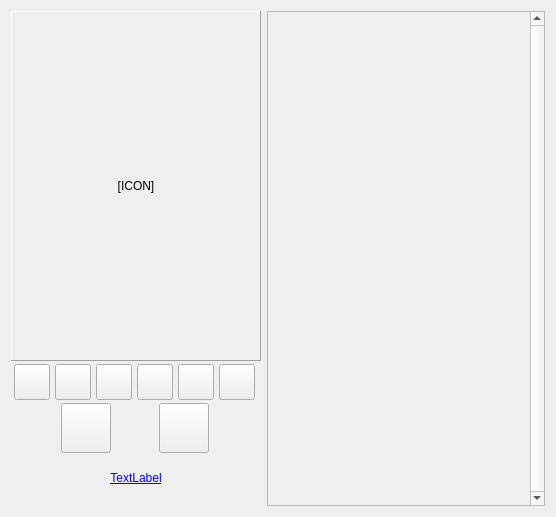
Above: DMHelper/src/charactertemplateframe.ui from mountogdengc/DMHelper before the change. Below: the same form after it.
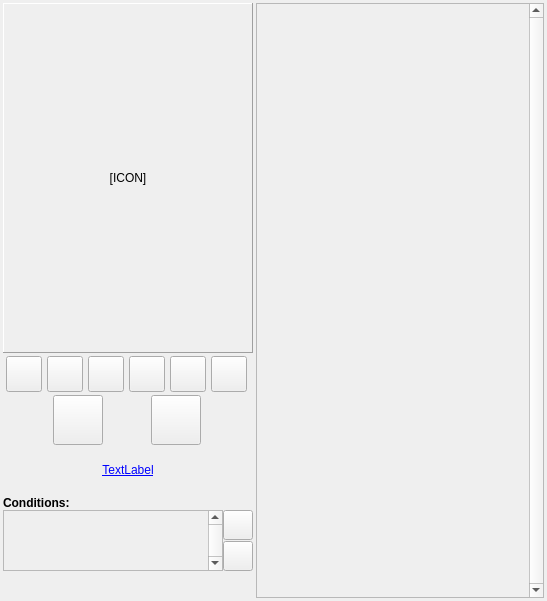
That is the form after the change. Icons and pictures are not drawn.

Commit message: Further udpates on the conditions and added it to the charactertemplateframe

```diff
--- a/DMHelper/src/charactertemplateframe.ui
+++ b/DMHelper/src/charactertemplateframe.ui
@@ -6,8 +6,8 @@
    <rect>
     <x>0</x>
     <y>0</y>
-    <width>556</width>
-    <height>517</height>
+    <width>547</width>
+    <height>601</height>
    </rect>
   </property>
   <property name="maximumSize">
@@ -19,9 +19,24 @@
   <property name="styleSheet">
    <string notr="true">background-image: url(:/img/data/parchment.jpg);</string>
   </property>
-  <layout class="QHBoxLayout" name="horizontalLayout">
+  <layout class="QHBoxLayout" name="horizontalLayout" stretch="0,1">
+   <property name="spacing">
+    <number>3</number>
+   </property>
+   <property name="leftMargin">
+    <number>3</number>
+   </property>
+   <property name="topMargin">
+    <number>3</number>
+   </property>
+   <property name="rightMargin">
+    <number>3</number>
+   </property>
+   <property name="bottomMargin">
+    <number>3</number>
+   </property>
    <item>
-    <layout class="QVBoxLayout" name="verticalLayout_4" stretch="0,0,0,0,1">
+    <layout class="QVBoxLayout" name="verticalLayout_4" stretch="0,0,0,0,0,1">
      <property name="spacing">
       <number>3</number>
      </property>
@@ -504,6 +519,161 @@
        </property>
       </widget>
      </item>
+     <item>
+      <widget class="QFrame" name="frameInfoContents">
+       <property name="frameShape">
+        <enum>QFrame::Shape::NoFrame</enum>
+       </property>
+       <property name="frameShadow">
+        <enum>QFrame::Shadow::Raised</enum>
+       </property>
+       <layout class="QVBoxLayout" name="verticalLayout_9">
+        <property name="spacing">
+         <number>0</number>
+        </property>
+        <property name="leftMargin">
+         <number>0</number>
+        </property>
+        <property name="topMargin">
+         <number>0</number>
+        </property>
+        <property name="rightMargin">
+         <number>0</number>
+        </property>
+        <property name="bottomMargin">
+         <number>0</number>
+        </property>
+        <item>
+         <widget class="QLabel" name="label_61">
+          <property name="sizePolicy">
+           <sizepolicy hsizetype="Maximum" vsizetype="Preferred">
+            <horstretch>0</horstretch>
+            <verstretch>0</verstretch>
+           </sizepolicy>
+          </property>
+          <property name="font">
+           <font>
+            <bold>true</bold>
+           </font>
+          </property>
+          <property name="text">
+           <string>Conditions:</string>
+          </property>
+          <property name="alignment">
+           <set>Qt::AlignmentFlag::AlignLeading|Qt::AlignmentFlag::AlignLeft|Qt::AlignmentFlag::AlignVCenter</set>
+          </property>
+         </widget>
+        </item>
+        <item>
+         <layout class="QHBoxLayout" name="horizontalLayout_16" stretch="1,0">
+          <property name="spacing">
+           <number>0</number>
+          </property>
+          <item>
+           <widget class="QScrollArea" name="conditionScrollArea">
+            <property name="sizePolicy">
+             <sizepolicy hsizetype="Preferred" vsizetype="Preferred">
+              <horstretch>0</horstretch>
+              <verstretch>0</verstretch>
+             </sizepolicy>
+            </property>
+            <property name="minimumSize">
+             <size>
+              <width>50</width>
+              <height>60</height>
+             </size>
+            </property>
+            <property name="verticalScrollBarPolicy">
+             <enum>Qt::ScrollBarPolicy::ScrollBarAlwaysOn</enum>
+            </property>
+            <property name="horizontalScrollBarPolicy">
+             <enum>Qt::ScrollBarPolicy::ScrollBarAlwaysOff</enum>
+            </property>
+            <property name="widgetResizable">
+             <bool>true</bool>
+            </property>
+            <widget class="QWidget" name="scrollAreaWidgetContents_2">
+             <property name="geometry">
+              <rect>
+               <x>0</x>
+               <y>0</y>
+               <width>209</width>
+               <height>69</height>
+              </rect>
+             </property>
+            </widget>
+           </widget>
+          </item>
+          <item>
+           <layout class="QVBoxLayout" name="verticalLayout_6">
+            <property name="spacing">
+             <number>1</number>
+            </property>
+            <item>
+             <widget class="QPushButton" name="btnEditConditions">
+              <property name="minimumSize">
+               <size>
+                <width>30</width>
+                <height>30</height>
+               </size>
+              </property>
+              <property name="maximumSize">
+               <size>
+                <width>30</width>
+                <height>30</height>
+               </size>
+              </property>
+              <property name="text">
+               <string/>
+              </property>
+              <property name="icon">
+               <iconset resource="resources.qrc">
+                <normaloff>:/img/data/icon_edit.png</normaloff>:/img/data/icon_edit.png</iconset>
+              </property>
+              <property name="iconSize">
+               <size>
+                <width>24</width>
+                <height>24</height>
+               </size>
+              </property>
+             </widget>
+            </item>
+            <item>
+             <widget class="QPushButton" name="btnRemoveConditions">
+              <property name="minimumSize">
+               <size>
+                <width>30</width>
+                <height>30</height>
+               </size>
+              </property>
+              <property name="maximumSize">
+               <size>
+                <width>30</width>
+                <height>30</height>
+               </size>
+              </property>
+              <property name="text">
+               <string/>
+              </property>
+              <property name="icon">
+               <iconset resource="resources.qrc">
+                <normaloff>:/img/data/icon_remove.png</normaloff>:/img/data/icon_remove.png</iconset>
+              </property>
+              <property name="iconSize">
+               <size>
+                <width>24</width>
+                <height>24</height>
+               </size>
+              </property>
+             </widget>
+            </item>
+           </layout>
+          </item>
+         </layout>
+        </item>
+       </layout>
+      </widget>
+     </item>
      <item>
       <spacer name="verticalSpacer">
        <property name="orientation">
@@ -538,8 +708,8 @@
        <rect>
         <x>0</x>
         <y>0</y>
-        <width>249</width>
-        <height>497</height>
+        <width>255</width>
+        <height>593</height>
        </rect>
       </property>
      </widget>
```
The commit also changes 3 other files.
